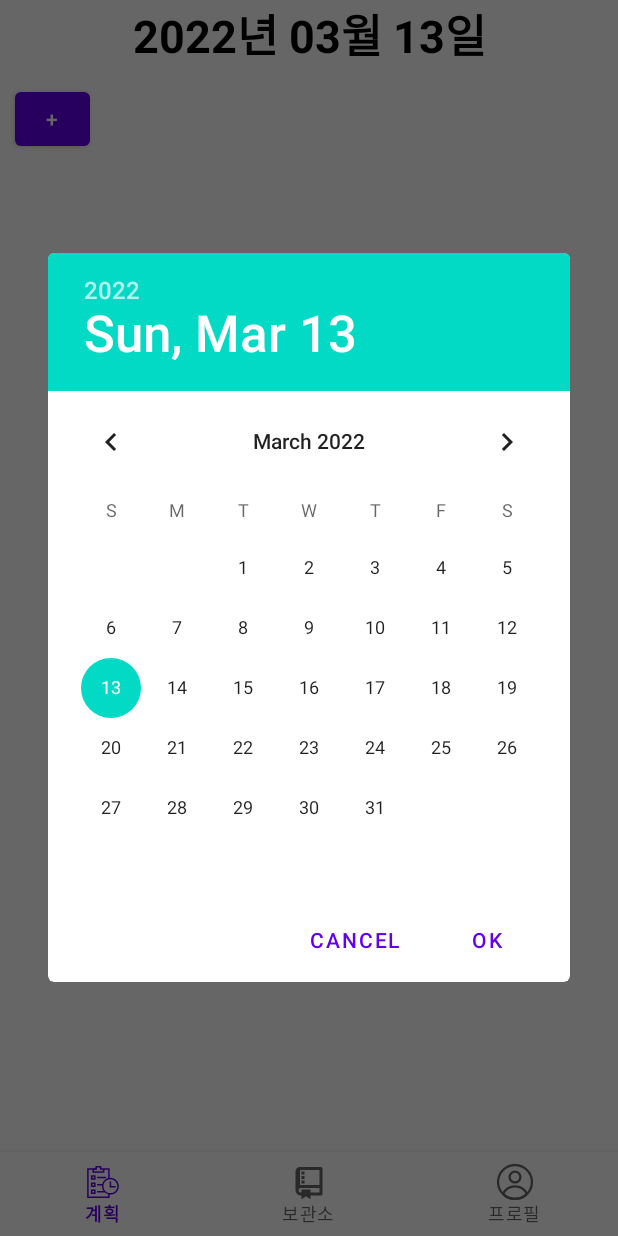
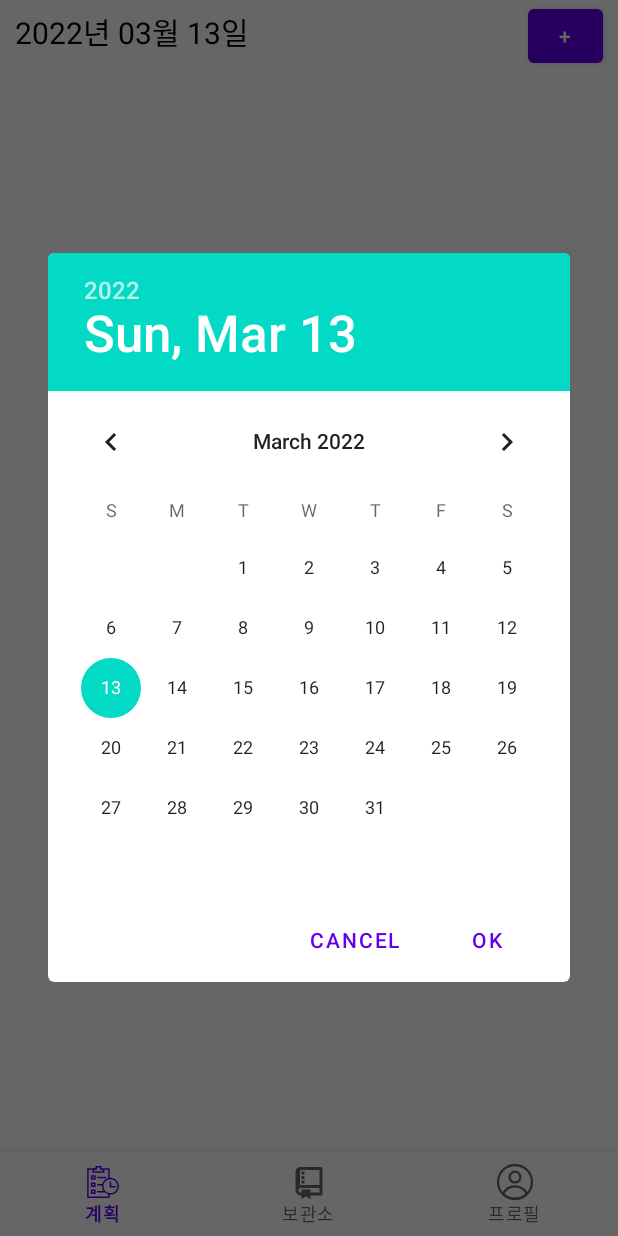
Before and after one commit to YunDaeHyeon/J-Planning, an Android app: the IndexPage screen opened directly, with no data from a screen before it, after a tap on an icon or button, on a phone screen of 412 x 824 dp. Run offline under Robolectric (Android 15) with nearby library versions, the phone set to English and light mode, and no system bars; libraries missing offline, so code that uses them is left out: com.kakao.sdk; 1 statement that could not run was skipped.

Commit message:
2022-03-13 update recyclerview

```diff
--- a/app/src/main/java/com/meonjicompany/planning/adapter/PlanningCardViewAdapter.java
+++ b/app/src/main/java/com/meonjicompany/planning/adapter/PlanningCardViewAdapter.java
@@ -65,7 +65,6 @@ public class PlanningCardViewAdapter extends RecyclerView.Adapter<PlanningCardVi
     @Override // 뷰 홀더 데이터 바인딩
     public void onBindViewHolder(@NonNull PlanningCardViewAdapter.PlanningCardViewHolder holder, int position) {
         holder.plan_date.setText(planningItemDTO.get(position).getDate());
-        holder.plan_title.setText(planningItemDTO.get(position).getTitle());
         holder.plan_contents.setText(planningItemDTO.get(position).getContents());
     }
 
@@ -75,12 +74,11 @@ public class PlanningCardViewAdapter extends RecyclerView.Adapter<PlanningCardVi
     }
 
     class PlanningCardViewHolder extends RecyclerView.ViewHolder{
-        TextView plan_date, plan_title, plan_contents;
+        TextView plan_date, plan_contents;
         Button delete_plan_item_btn;
         public PlanningCardViewHolder(@NonNull View itemView) {
             super(itemView);
             this.plan_date = itemView.findViewById(R.id.plan_date);
-            this.plan_title = itemView.findViewById(R.id.plan_title);
             this.plan_contents = itemView.findViewById(R.id.plan_contents);
             this.delete_plan_item_btn = itemView.findViewById(R.id.delete_plan_item_btn);
         }
--- a/app/src/main/res/layout/fragment_planning.xml
+++ b/app/src/main/res/layout/fragment_planning.xml
@@ -1,41 +1,54 @@
 <?xml version="1.0" encoding="utf-8"?>
 <FrameLayout xmlns:android="http://schemas.android.com/apk/res/android"
+    xmlns:app="http://schemas.android.com/apk/res-auto"
     xmlns:tools="http://schemas.android.com/tools"
     android:layout_width="match_parent"
-    android:layout_height="wrap_content">
+    android:layout_height="match_parent">
+
+    <LinearLayout
+        android:layout_width="match_parent"
+        android:layout_height="match_parent"
+        android:orientation="vertical">
 
         <LinearLayout
             android:layout_width="match_parent"
             android:layout_height="wrap_content"
-        android:orientation="vertical">
+            android:orientation="horizontal">
 
-        <!-- TODO: Update blank fragment layout -->
             <TextView
-            android:layout_width="match_parent"
+                android:layout_width="wrap_content"
                 android:layout_height="wrap_content"
-            android:textSize="30dp"
+                android:textSize="20dp"
                 android:id="@+id/selectDate"
-            android:textStyle="bold"
                 android:textColor="@color/black"
+                android:layout_marginLeft="10dp"
                 android:text="날짜를 선택해주세요"
                 android:textAlignment="center"/>
 
-        <androidx.recyclerview.widget.RecyclerView
-            android:layout_width="match_parent"
-            android:layout_height="wrap_content"
-            android:id="@+id/plan_RecyclearView"
+            <View
+                android:layout_width="0dp"
+                android:layout_height="0dp"
+                android:layout_weight="1"
                 />
 
             <Button
                 android:id="@+id/add_plan_item_btn"
                 android:layout_width="50dp"
                 android:layout_height="wrap_content"
-            android:layout_marginTop="10dp"
-            android:layout_marginLeft="10dp"
-            android:text="+"></Button>
+                android:text="+"
+                android:layout_marginRight="10dp"
+                android:layout_marginLeft="10dp"></Button>
 
         </LinearLayout>
 
+        <!-- TODO: Update blank fragment layout -->
 
+        <androidx.recyclerview.widget.RecyclerView
+            android:layout_width="match_parent"
+            android:layout_height="match_parent"
+            android:layout_margin="10dp"
+            android:id="@+id/plan_RecyclearView"
+            />
 
+    </LinearLayout>
 </FrameLayout>
--- a/app/src/main/res/layout/fragment_planning_dialog.xml
+++ b/app/src/main/res/layout/fragment_planning_dialog.xml
@@ -31,9 +31,9 @@
         android:maxWidth="5.0dip"
         android:layout_margin="16dp"
         android:layout_marginTop="16dp"
-        android:hint="계획"
         android:inputType="textMultiLine"
         android:scrollHorizontally="false"
+        android:hint="계획"
         android:minHeight="48dp"
         app:layout_constraintEnd_toEndOf="parent"
         app:layout_constraintStart_toStartOf="parent"
```
Also changed, not shown: app/src/main/java/com/meonjicompany/planning/DTO/PlanningItemDTO.java (+1 -11 lines), app/src/main/java/com/meonjicompany/planning/activity/IndexPage.java (+25 -6 lines), app/src/main/java/com/meonjicompany/planning/dialog/PlanDialog.java (+12 -10 lines), app/src/main/java/com/meonjicompany/planning/fragment/PlanFragment.java (+8 -1 lines), app/src/main/res/layout/planning_cardview_item.xml (+7 -12 lines). Lines whose indentation alone changed are shown as unchanged.
